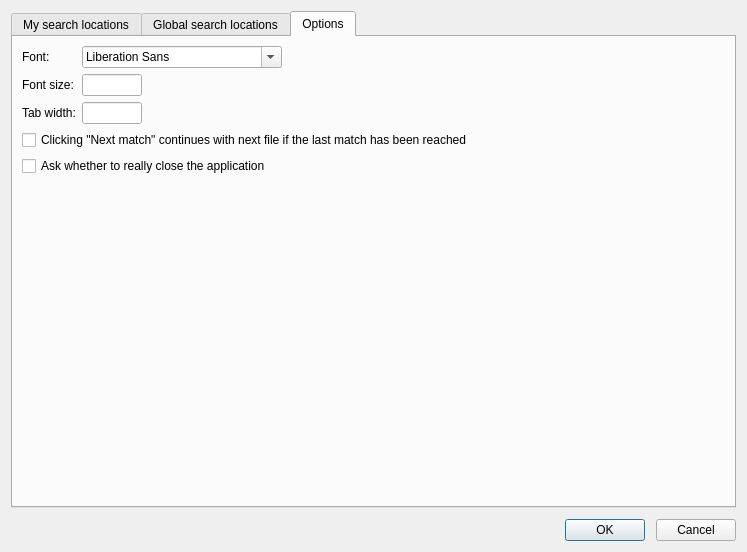
Qt form SettingsDialog.ui (otengler/CodeBeagle) before a commit.
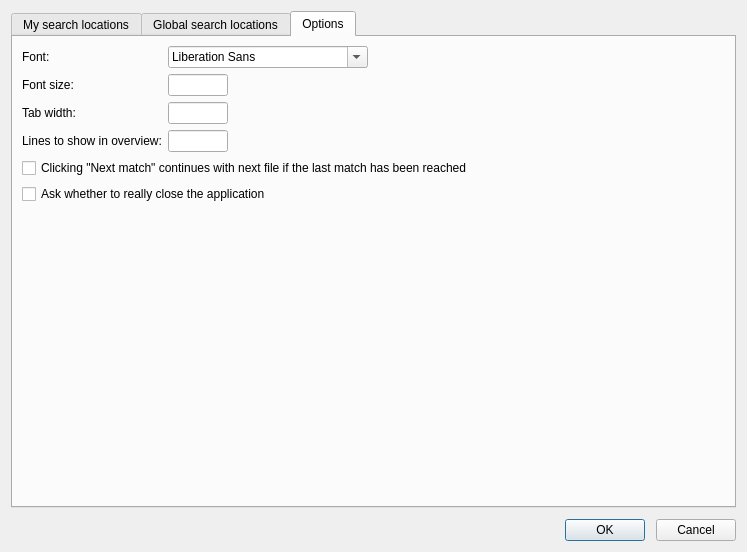
The same form after that commit. The open tabs and pages were chosen to show the change. Custom widgets are drawn as their Qt base class.

Commit message: Add view which shows all matches of all files in one page

Diff of the .ui file:
```diff
--- a/SettingsDialog.ui
+++ b/SettingsDialog.ui
@@ -272,14 +272,14 @@
          </property>
         </widget>
        </item>
-       <item row="1" column="0">
+       <item row="2" column="0">
         <widget class="QLabel" name="labelFontSize">
          <property name="text">
           <string>Font size:</string>
          </property>
         </widget>
        </item>
-       <item row="1" column="1">
+       <item row="2" column="1">
         <widget class="QLineEdit" name="editFontSize">
          <property name="maximumSize">
           <size>
@@ -289,14 +289,14 @@
          </property>
         </widget>
        </item>
-       <item row="2" column="0">
+       <item row="3" column="0">
         <widget class="QLabel" name="labelTabWidth">
          <property name="text">
           <string>Tab width:</string>
          </property>
         </widget>
        </item>
-       <item row="2" column="1">
+       <item row="3" column="1">
         <widget class="QLineEdit" name="editTabWidth">
          <property name="maximumSize">
           <size>
@@ -306,14 +306,31 @@
          </property>
         </widget>
        </item>
-       <item row="3" column="0" colspan="2">
+       <item row="4" column="0">
+        <widget class="QLabel" name="labelPreviewLines">
+         <property name="text">
+          <string>Lines to show in overview:</string>
+         </property>
+        </widget>
+       </item>
+       <item row="4" column="1">
+        <widget class="QLineEdit" name="editPreviewLines">
+         <property name="maximumSize">
+          <size>
+           <width>60</width>
+           <height>16777215</height>
+          </size>
+         </property>
+        </widget>
+       </item>
+       <item row="5" column="0" colspan="2">
         <widget class="QCheckBox" name="checkMatchOverFiles">
          <property name="text">
           <string>Clicking &quot;Next match&quot; continues with next file if the last match has been reached</string>
          </property>
         </widget>
        </item>
-       <item row="4" column="0" colspan="2">
+       <item row="6" column="0" colspan="2">
         <widget class="QCheckBox" name="checkConfirmClose">
          <property name="text">
           <string>Ask whether to really close the application</string>
```
Left out of the diff: 1 changed line with no effect on the pictures. The commit also changes 16 other files.
